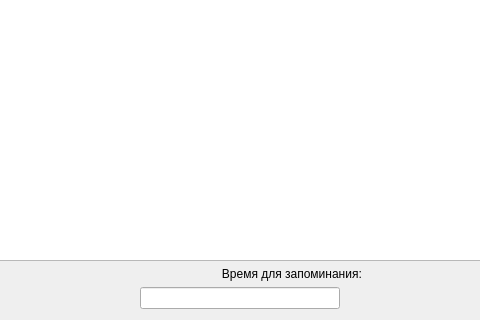
First picture: the form in MainWindow.ui, repository rugewit/puzzle, before the edit; both pictures show x 156 to 636 and y 336 to 656 of the 871 by 656 pixel window.
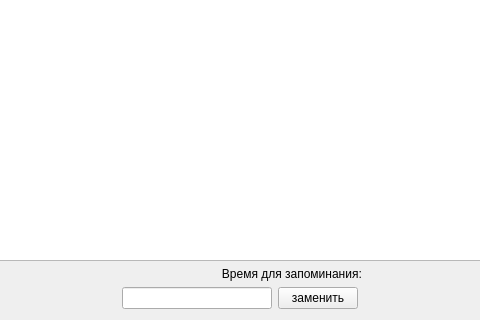
Second picture: the form after the edit.

The edit to the form file:
```diff
--- a/MainWindow.ui
+++ b/MainWindow.ui
@@ -98,9 +98,22 @@
        </property>
        <property name="minimumSize">
         <size>
-         <width>200</width>
+         <width>150</width>
          <height>0</height>
         </size>
+       </property>
+       <property name="maximumSize">
+        <size>
+         <width>200</width>
+         <height>16777215</height>
+        </size>
+       </property>
+      </widget>
+     </item>
+     <item>
+      <widget class="QPushButton" name="btn_change_time">
+       <property name="text">
+        <string>заменить</string>
        </property>
       </widget>
      </item>
```
Left out of the diff: 4 changed lines with no effect on the pictures.
